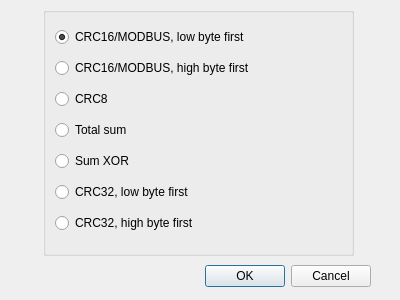
The window that myresource/src/page/pageverifiydialog.ui (lhdjply/com-master) describes before a commit, drawn with Qt 5.
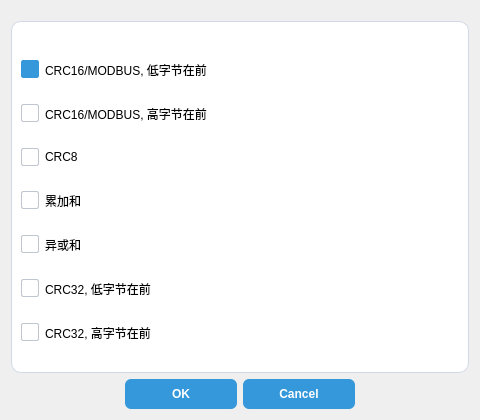
The same window after the commit.

Commit message: 调整校验码窗口UI

```diff
--- a/myresource/src/page/pageverifiydialog.ui
+++ b/myresource/src/page/pageverifiydialog.ui
@@ -6,46 +6,117 @@
    <rect>
     <x>0</x>
     <y>0</y>
-    <width>400</width>
-    <height>300</height>
+    <width>480</width>
+    <height>420</height>
    </rect>
   </property>
+  <property name="minimumSize">
+   <size>
+    <width>480</width>
+    <height>420</height>
+   </size>
+  </property>
+  <property name="maximumSize">
+   <size>
+    <width>600</width>
+    <height>500</height>
+   </size>
+  </property>
   <property name="windowTitle">
    <string>Calculate the check digit</string>
   </property>
-  <widget class="QDialogButtonBox" name="selectbuttonbox">
-   <property name="geometry">
-    <rect>
-     <x>20</x>
-     <y>260</y>
-     <width>351</width>
-     <height>32</height>
-    </rect>
-   </property>
-   <property name="layoutDirection">
-    <enum>Qt::LayoutDirection::LeftToRight</enum>
-   </property>
-   <property name="orientation">
-    <enum>Qt::Orientation::Horizontal</enum>
-   </property>
-   <property name="standardButtons">
-    <set>QDialogButtonBox::StandardButton::Cancel|QDialogButtonBox::StandardButton::Ok</set>
-   </property>
-  </widget>
+  <property name="styleSheet">
+   <string notr="true">/* 主窗口样式 */
+QDialog {
+    background: qlineargradient(x1: 0, y1: 0, x2: 0, y2: 1,
+                                stop: 0 #f6f9fc, stop: 1 #eef2f7);
+    font-family: 'Segoe UI', 'Microsoft YaHei', sans-serif;
+}
+
+/* 按钮盒样式 */
+QDialogButtonBox {
+    background: transparent;
+}
+
+QDialogButtonBox QPushButton {
+    background-color: #3498db;
+    border: none;
+    border-radius: 6px;
+    color: white;
+    padding: 8px 16px;
+    font-weight: 500;
+    min-width: 80px;
+}
+
+QDialogButtonBox QPushButton:hover {
+    background-color: #2980b9;
+}
+
+QDialogButtonBox QPushButton:pressed {
+    background-color: #21618c;
+}
+
+QDialogButtonBox QPushButton:focus {
+    outline: none;
+    border: 2px solid #8ba3f0;
+}
+
+/* 取消按钮样式 */
+QDialogButtonBox QPushButton[text=&quot;Cancel&quot;] {
+    background-color: #6c757d;
+}
+
+QDialogButtonBox QPushButton[text=&quot;Cancel&quot;]:hover {
+    background-color: #5a6268;
+}
+
+/* 组框样式 */
+QGroupBox {
+    background-color: white;
+    border: 1px solid #d1d9e6;
+    border-radius: 10px;
+    margin-top: 10px;
+    padding-top: 10px;
+    font-weight: bold;
+    color: #2c3e50;
+}
+
+QGroupBox::title {
+    subcontrol-origin: margin;
+    subcontrol-position: top center;
+    padding: 0 8px;
+    background-color: white;
+    color: #4a6ee0;
+    font-weight: 600;
+}
+
+QRadioButton {
+    spacing: 6px;
+}
+QRadioButton::indicator {
+    width: 16px;
+    height: 16px;
+}
+QRadioButton::indicator:unchecked {
+    border: 1px solid #c0c6d0;
+    border-radius: 2px;
+    background-color: white;
+}
+QRadioButton::indicator:checked {
+    border: 1px solid #3498db;
+    border-radius: 2px;
+    background-color: #3498db;
+}
+</string>
+  </property>
+  <layout class="QVBoxLayout" name="verticalLayout_2">
+   <item>
   <widget class="QGroupBox" name="groupBox">
-   <property name="geometry">
-    <rect>
-     <x>43</x>
-     <y>7</y>
-     <width>311</width>
-     <height>249</height>
-    </rect>
-   </property>
    <layout class="QVBoxLayout" name="verticalLayout">
     <item>
      <widget class="QRadioButton" name="radioButton_1">
       <property name="text">
-       <string>CRC16/MODBUS, low byte first</string>
+         <string>CRC16/MODBUS, 低字节在前</string>
       </property>
       <property name="checked">
        <bool>true</bool>
@@ -55,7 +126,7 @@
     <item>
      <widget class="QRadioButton" name="radioButton_2">
       <property name="text">
-       <string>CRC16/MODBUS, high byte first</string>
+         <string>CRC16/MODBUS, 高字节在前</string>
       </property>
      </widget>
     </item>
@@ -69,33 +140,48 @@
     <item>
      <widget class="QRadioButton" name="radioButton_4">
       <property name="text">
-       <string>Total sum</string>
+         <string>累加和</string>
       </property>
      </widget>
     </item>
     <item>
      <widget class="QRadioButton" name="radioButton_5">
       <property name="text">
-       <string>Sum XOR</string>
+         <string>异或和</string>
       </property>
      </widget>
     </item>
     <item>
      <widget class="QRadioButton" name="radioButton_6">
       <property name="text">
-       <string>CRC32, low byte first</string>
+         <string>CRC32, 低字节在前</string>
       </property>
      </widget>
     </item>
     <item>
      <widget class="QRadioButton" name="radioButton_7">
       <property name="text">
-       <string>CRC32, high byte first</string>
+         <string>CRC32, 高字节在前</string>
       </property>
      </widget>
     </item>
    </layout>
   </widget>
+   </item>
+   <item>
+    <widget class="QDialogButtonBox" name="selectbuttonbox">
+     <property name="orientation">
+      <enum>Qt::Orientation::Horizontal</enum>
+     </property>
+     <property name="standardButtons">
+      <set>QDialogButtonBox::StandardButton::Cancel|QDialogButtonBox::StandardButton::Ok</set>
+     </property>
+     <property name="centerButtons">
+      <bool>true</bool>
+     </property>
+    </widget>
+   </item>
+  </layout>
  </widget>
  <resources/>
  <connections>
```
Left out of the diff: 18 changed lines with no effect on the pictures. Lines whose indentation alone changed are shown as unchanged.
